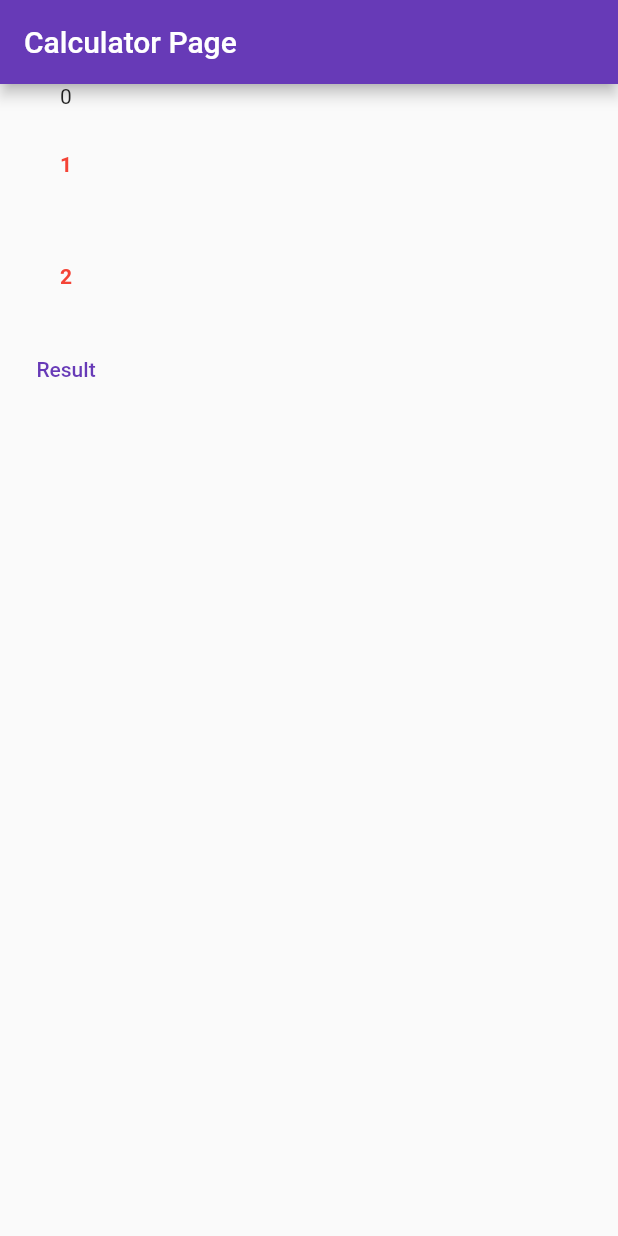
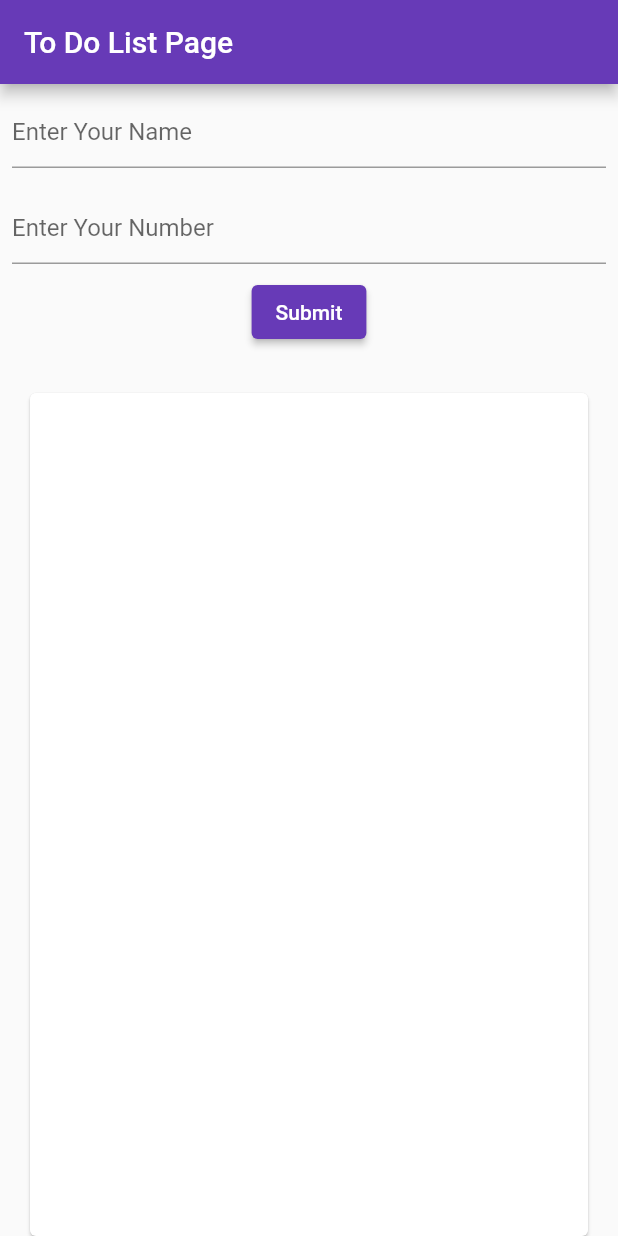
Before and after one commit to muhammadikbal21/flutter-upskilling, a Flutter app: the screen it shows after launch, on a phone screen of 412 x 824 dp. Run offline on Flutter 3.47's test engine with Material 2 defaults, Android fonts, the phone set to English and light mode, and no system bars.

Commit message:
to do list project: add and remove features

```diff
--- a/lib/button.dart
+++ /dev/null
@@ -1,16 +0,0 @@
-import 'package:flutter/material.dart';
-
-class ButtonNumber extends StatelessWidget {
-  final String textNumber;
-  final Function callback;
-  const ButtonNumber({ Key? key, required this.textNumber, required this.callback }) : super(key: key);
-
-  @override
-  Widget build(BuildContext context) {
-    return MaterialButton(onPressed: () => callback(),
-      height: 75.0,
-      child: Text(textNumber, style: TextStyle(fontWeight: FontWeight.bold),),
-      textColor: Colors.red,
-    );
-  }
-}
--- a/lib/main.dart
+++ b/lib/main.dart
@@ -1,6 +1,5 @@
 import 'package:flutter/material.dart';
-import 'package:flutter_upskilling/calculator.dart';
-import 'package:flutter_upskilling/my_home_page.dart';
+import 'package:flutter_upskilling/screen/todo_screen.dart';
 
 void main() {
   runApp(MyApp());
@@ -14,7 +13,7 @@ class MyApp extends StatelessWidget {
       theme: ThemeData(
         primarySwatch: Colors.deepPurple,
       ),
-      home: MyHomePage(title: 'Calculator Page'),
+      home: TodoScreen(),
     );
   }
 }
--- a/lib/my_home_page.dart
+++ /dev/null
@@ -1,73 +0,0 @@
-import 'package:flutter/material.dart';
-import 'package:flutter_upskilling/button.dart';
-
-class MyHomePage extends StatefulWidget {
-  MyHomePage({Key? key, required this.title}) : super(key: key);
-
-  // bersifat state, nilai awal yang dapat berubah menggunakan setState
-  final String title;
-  String stateWord = 'Ikbal';
-  String number1 = '';
-  String number2 = '';
-  int result = 0;
-  String mark = '';
-
-  @override
-  _MyHomePageState createState() => _MyHomePageState();
-}
-
-class _MyHomePageState extends State<MyHomePage> {
-  Widget _showColumn(String hello) {
-    return Padding(
-      padding: const EdgeInsets.all(16.0),
-      child: Column(
-        children: [
-          Padding(padding: const EdgeInsets.all(8.0), child: Text('Hello World')),
-          Padding(padding: const EdgeInsets.all(8.0), child: Text(hello)),
-        ],
-      ),
-    );
-  }
-
-  changeNumber(String number) {
-    setState(() {
-      if (widget.number1 == '') {
-        widget.number1 = number;
-      } else {
-        widget.number2 = number;
-      }
-    });
-  }
-
-  _result() {
-    setState(() {
-      int num1 = int.parse(widget.number1);
-      int num2 = int.parse(widget.number2);
-      widget.result = num1 + num2;
-    });
-  }
-
-  @override
-  Widget build(BuildContext context) {
-    return Scaffold(
-        appBar: AppBar(
-          title: Text(widget.title),
-        ),
-        body: Column(
-          children: [
-            Row(
-              children: [
-                Column(
-                  children: [
-                    Text(widget.result.toString()),
-                    ButtonNumber(textNumber: '1', callback: () => changeNumber('1')),
-                    ButtonNumber(textNumber: '2', callback: () => changeNumber('2')),
-                    TextButton(onPressed: () {_result();}, child: Text('Result')),
-                  ],
-                ),
-              ],
-            ),
-          ],
-        ));
-  }
-}
--- /dev/null
+++ b/lib/screen/todo_screen.dart
@@ -0,0 +1,116 @@
+import 'package:flutter/material.dart';
+
+class TodoScreen extends StatefulWidget {
+  const TodoScreen({ Key? key }) : super(key: key);
+
+  @override
+  _TodoScreenState createState() => _TodoScreenState();
+}
+
+class _TodoScreenState extends State<TodoScreen> {
+  List todos = [];
+  TextEditingController todoName = new TextEditingController();
+  TextEditingController todoNumber = new TextEditingController();
+  final GlobalKey<FormState> _formKey = new GlobalKey<FormState>();
+
+  @override
+  Widget build(BuildContext context) {
+    return SafeArea(
+      child: Scaffold(
+        appBar: AppBar(
+          title: Text("To Do List Page"),
+        ),
+        body: Column(
+          children: [
+            Form(
+              key: _formKey,
+              child: Column(
+                children: [
+                  Padding(
+                    padding: const EdgeInsets.all(8.0),
+                    child: TextFormField(
+                      decoration: InputDecoration(hintText: "Enter Your Name"),
+                      controller: todoName,
+                      validator: (String? value) {
+                        if (value == null || value.isEmpty) {
+                          return 'Please enter your Name';
+                        }
+                        return null;
+                      },
+                    ),
+                  ),
+                  Padding(
+                    padding: const EdgeInsets.all(8.0),
+                    child: TextFormField(
+                      decoration: InputDecoration(hintText: "Enter Your Number"),
+                      controller: todoNumber,
+                      validator: (String? value) {
+                        if (value == null || value.isEmpty) {
+                          return 'Please enter your Number';
+                        }
+                        return null;
+                      },
+                    ),
+                  ),
+                  ElevatedButton(
+                    onPressed: () {
+                      if (_formKey.currentState!.validate()) {
+                        setState(() {
+                          todos.add([todoName.text, todoNumber.text]);
+                        });
+                      }
+                    },
+                    child: Text('Submit')
+                  )
+                ],
+              )
+            ),
+            Expanded(
+              child: Card(
+                margin: EdgeInsets.fromLTRB(20, 30, 20, 0),
+                child: Scrollbar(
+                  child: ListView.builder(
+                    itemCount: todos.length,
+                    itemBuilder: (context, index) {
+                      return Column(
+                        children: [
+                          ListTile(
+                            leading: Icon(
+                              Icons.account_box,
+                              size: 40,
+                            ),
+                            title: Row(
+                              mainAxisAlignment: MainAxisAlignment.spaceBetween,
+                              children: [
+                                Column(
+                                  mainAxisAlignment: MainAxisAlignment.start,
+                                  children: [
+                                    Text("Name: ${todos[index][0]},"),
+                                    Text("Number: ${todos[index][1]},"),
+                                  ]
+                                ),
+                                ElevatedButton(
+                                  onPressed: () {
+                                    setState(() {
+                                      todos.remove(todos[index]);
+                                    });
+                                  },
+                                  child: Icon(Icons.delete_forever, size: 25)
+                                )
+                              ]
+                            ),
+                          )
+                        ],
+                      );
+                    }
+                  )
+                ),
+              )
+            )
+          ]
+        ),
+      )
+
+    );
+  }
+}
```
Also changed, not shown: lib/calculator.dart (deleted, +0 -269 lines), lib/model/todo_model.dart (added, +7 -0 lines).
